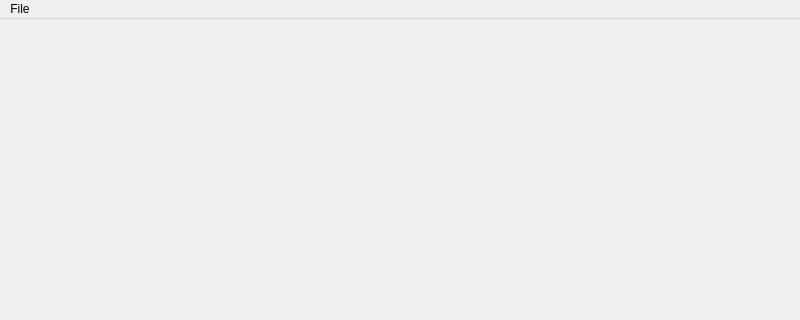
Before: the Qt Designer form app/src/ui/mainwindow.ui in LeftySolara/gbt, drawn with Qt 5; both pictures show x 0 to 800 and y 0 to 320 of the 800 by 600 pixel window.
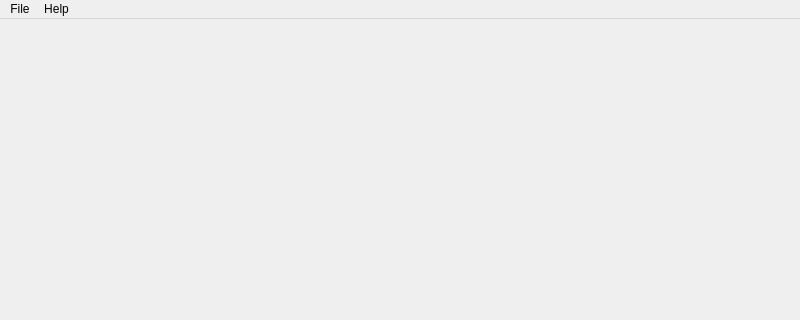
After: the same form once the commit is applied.

Commit message: Add: button for displaying About Qt dialog

Patch:
```diff
--- a/app/src/ui/mainwindow.ui
+++ b/app/src/ui/mainwindow.ui
@@ -29,7 +29,14 @@
     </property>
     <addaction name="actionQuit"/>
    </widget>
+   <widget class="QMenu" name="menuHelp">
+    <property name="title">
+     <string>Help</string>
+    </property>
+    <addaction name="actionAbout_Qt"/>
+   </widget>
    <addaction name="menuFile"/>
+   <addaction name="menuHelp"/>
   </widget>
   <widget class="QStatusBar" name="statusbar"/>
   <action name="actionQuit">
```
Left out of the diff: 5 changed lines with no effect on the pictures. The commit also changes 2 other files.
